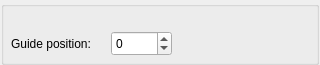
Above: Tools/UIEditor/UI/guidepropertygridwidget.ui from xaoctech/dava.engine before the change. Below: the same form after it.
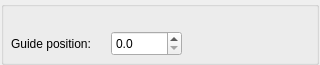
That is the form after the change.

Diff of the .ui file:
```diff
--- a/Tools/UIEditor/UI/guidepropertygridwidget.ui
+++ b/Tools/UIEditor/UI/guidepropertygridwidget.ui
@@ -62,20 +62,23 @@
      <string>Guide position:</string>
     </property>
    </widget>
-   <widget class="QSpinBox" name="positionSpinBox">
+   <widget class="QDoubleSpinBox" name="positionDoubleSpinBox">
     <property name="geometry">
      <rect>
       <x>110</x>
       <y>30</y>
-      <width>61</width>
+      <width>71</width>
       <height>25</height>
      </rect>
     </property>
-    <property name="minimum">
-     <number>-9999</number>
+    <property name="decimals">
+     <number>1</number>
     </property>
     <property name="maximum">
-     <number>9999</number>
+     <double>9999.000000000000000</double>
+    </property>
+    <property name="singleStep">
+     <double>1.000000000000000</double>
     </property>
    </widget>
   </widget>
```
